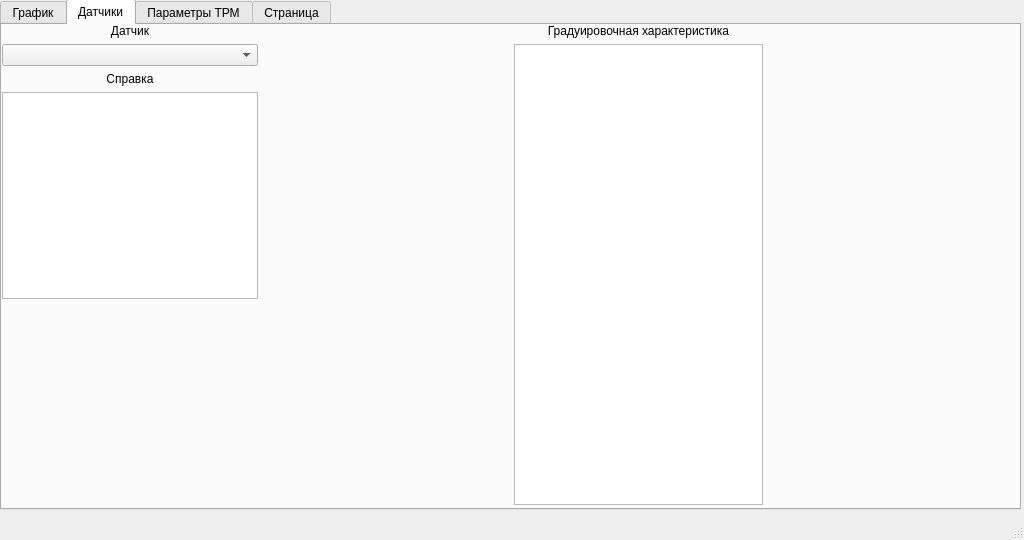
Marik28/dissertation, file src/dissertation_gui/main_window.ui: the form before one commit.
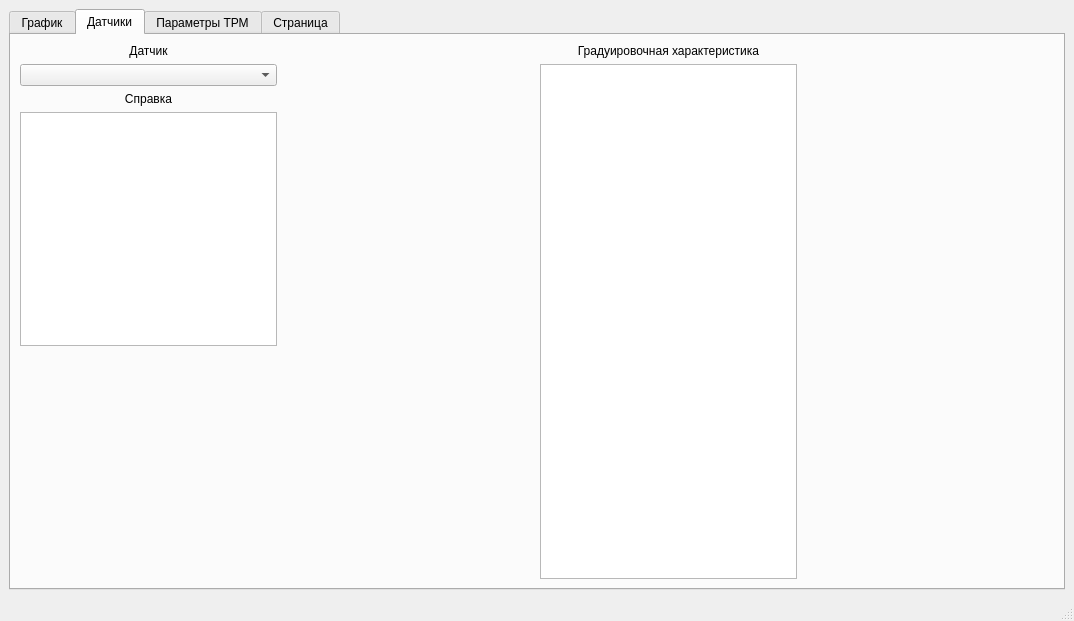
The form after the commit. The open tabs and pages were chosen to show the change. Custom widgets are drawn as their Qt base class.

```diff
--- a/src/dissertation_gui/main_window.ui
+++ b/src/dissertation_gui/main_window.ui
@@ -6,23 +6,17 @@
    <rect>
     <x>0</x>
     <y>0</y>
-    <width>1024</width>
-    <height>540</height>
+    <width>1074</width>
+    <height>621</height>
    </rect>
   </property>
   <property name="windowTitle">
    <string>ТРМ201</string>
   </property>
   <widget class="QWidget" name="centralwidget">
+   <layout class="QVBoxLayout" name="verticalLayout">
+    <item>
    <widget class="QTabWidget" name="tab_menu_2">
-    <property name="geometry">
-     <rect>
-      <x>0</x>
-      <y>-1</y>
-      <width>1021</width>
-      <height>511</height>
-     </rect>
-    </property>
     <property name="currentIndex">
      <number>0</number>
     </property>
@@ -183,15 +177,8 @@
      <attribute name="title">
       <string>Датчики</string>
      </attribute>
-     <widget class="QWidget" name="layoutWidget">
-      <property name="geometry">
-       <rect>
-        <x>0</x>
-        <y>-1</y>
-        <width>1011</width>
-        <height>481</height>
-       </rect>
-      </property>
+       <layout class="QVBoxLayout" name="verticalLayout_3">
+        <item>
       <layout class="QHBoxLayout" name="horizontalLayout_3">
        <item>
         <layout class="QVBoxLayout" name="verticalLayout_5">
@@ -220,6 +207,9 @@
          </item>
          <item>
           <widget class="SensorInfoTable" name="sensor_info_table">
+              <property name="sizeAdjustPolicy">
+               <enum>QAbstractScrollArea::AdjustToContents</enum>
+              </property>
            <property name="editTriggers">
             <set>QAbstractItemView::NoEditTriggers</set>
            </property>
@@ -239,7 +229,7 @@
            <property name="sizeHint" stdset="0">
             <size>
              <width>20</width>
-             <height>40</height>
+                <height>60</height>
             </size>
            </property>
           </spacer>
@@ -253,7 +243,7 @@
          </property>
          <property name="sizeHint" stdset="0">
           <size>
-           <width>40</width>
+              <width>50</width>
            <height>20</height>
           </size>
          </property>
@@ -306,7 +296,8 @@
         </spacer>
        </item>
       </layout>
-     </widget>
+        </item>
+       </layout>
     </widget>
     <widget class="QWidget" name="tab">
      <attribute name="title">
@@ -401,6 +392,8 @@
      </widget>
     </widget>
    </widget>
+    </item>
+   </layout>
   </widget>
   <widget class="QStatusBar" name="statusbar"/>
  </widget>
```
Left out of the diff: 16 changed lines with no effect on the pictures. Lines whose indentation alone changed are shown as unchanged.
